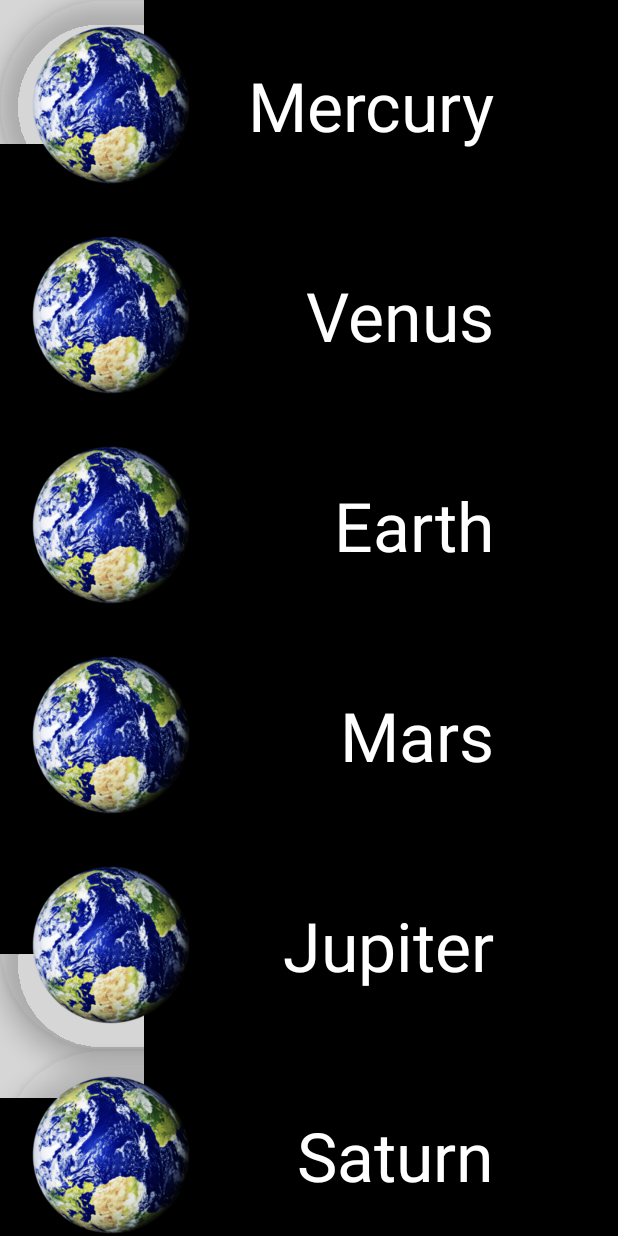
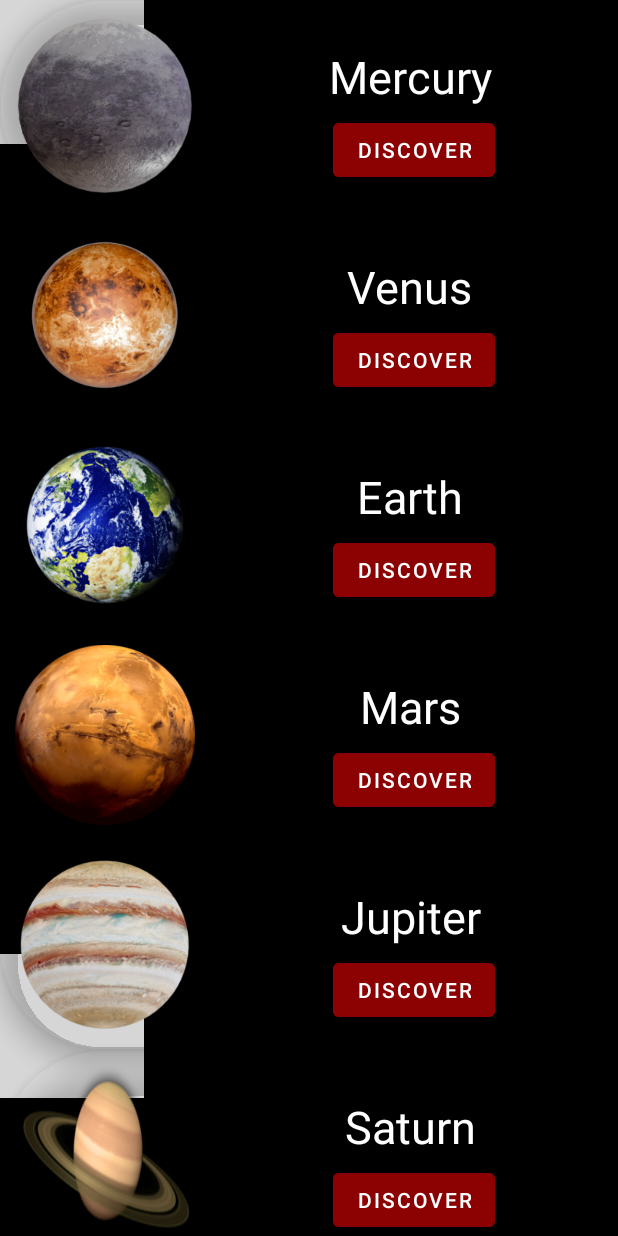
Before and after one commit to francomirko91/My-Solar-System, an Android app: the screen it shows after launch (MainActivity), on a phone screen of 412 x 824 dp. Run offline under Robolectric (Android 15) with nearby library versions, the phone set to English and light mode, and no system bars.

Commit message:
new recyclerview

```diff
--- a/app/src/main/java/com/example/mysolarsystem/MainActivity.kt
+++ b/app/src/main/java/com/example/mysolarsystem/MainActivity.kt
@@ -1,44 +1,35 @@
 package com.example.mysolarsystem
 
+import android.os.Bundle
 import androidx.appcompat.app.AppCompatActivity
-import android.os.Bundle
-import androidx.recyclerview.widget.LinearLayoutManager
-import com.example.mysolarsystem.databinding.ActivityMainBinding
+import androidx.recyclerview.widget.RecyclerView
 
 
 class MainActivity : AppCompatActivity() {
-    private lateinit var binding: ActivityMainBinding
-
-    private var nameList : MutableList<Planets> = mutableListOf()
-    private lateinit var planetsAdaptor : PlanetsAdaptor
-
 
     override fun onCreate(savedInstanceState: Bundle?) {
         super.onCreate(savedInstanceState)
-        binding = ActivityMainBinding.inflate(layoutInflater)
-        setContentView(binding.root)
-        loadData()
-        planetsAdaptor = PlanetsAdaptor(nameList)
-        binding.apply {
-            rvPlanets.apply {
-                layoutManager = LinearLayoutManager(this@MainActivity)
-                adapter=planetsAdaptor
+        setContentView(R.layout.activity_main)
 
-            }
-        }
+        val planetsList = getPlanetsList()
+        val planetsAdaptor = PlanetsAdaptor(planetsList)
+        val recyclerView = findViewById<RecyclerView>(R.id.recyclerView)
+        recyclerView.adapter = planetsAdaptor
 
     }
 
+        private fun getPlanetsList(): ArrayList<Planets> {
+            return ArrayList<Planets>().apply {
 
-    fun loadData(){
-        nameList.add(Planets(R.drawable.mercurio, "Mercury"))
-        nameList.add(Planets(R.drawable.venere, "Venus"))
-        nameList.add(Planets(R.drawable.terra, "Earth"))
-        nameList.add(Planets(R.drawable.marte, "Mars"))
-        nameList.add(Planets(R.drawable.giove, "Jupiter"))
-        nameList.add(Planets(R.drawable.saturno, "Saturn"))
-        nameList.add(Planets(R.drawable.urano, "Uran"))
-        nameList.add(Planets(R.drawable.nettuno, "Neptun"))
-        nameList.add(Planets(R.drawable.pluto, "Pluton"))
+                add(Planets(image = R.drawable.mercurio, name = "Mercury", button = "Discover"))
+                add(Planets(image = R.drawable.venere, name = "Venus",button = "Discover"))
+                add(Planets(image = R.drawable.terra, name = "Earth",button = "Discover"))
+                add(Planets(image = R.drawable.marte, name = "Mars",button = "Discover"))
+                add(Planets(image = R.drawable.giove, name = "Jupiter",button = "Discover"))
+                add(Planets(image = R.drawable.saturno, name = "Saturn",button = "Discover"))
+                add(Planets(image = R.drawable.urano, name = "Uran",button = "Discover"))
+                add(Planets(image = R.drawable.nettuno, name = "Neptune",button = "Discover"))
+                add(Planets(image = R.drawable.pluto, name = "Pluto",button = "Discover"))
+            }
+        }
     }
-}
--- a/app/src/main/java/com/example/mysolarsystem/Planets.kt
+++ b/app/src/main/java/com/example/mysolarsystem/Planets.kt
@@ -2,4 +2,6 @@ package com.example.mysolarsystem
 
 data class Planets(
     var image: Int,
-    val name: String)
+    val name: String,
+    val button: String
+)
--- a/app/src/main/java/com/example/mysolarsystem/PlanetsAdaptor.kt
+++ b/app/src/main/java/com/example/mysolarsystem/PlanetsAdaptor.kt
@@ -1,38 +1,48 @@
 package com.example.mysolarsystem
 
 import android.view.LayoutInflater
+import android.view.View
 import android.view.ViewGroup
+import android.widget.Button
+import android.widget.ImageView
+import android.widget.TextView
+import android.widget.Toast
 import androidx.recyclerview.widget.RecyclerView
-import com.example.mysolarsystem.databinding.RecycleViewRowBinding
 
-class PlanetsAdaptor(private val items : MutableList<Planets>):
-    RecyclerView.Adapter<PlanetsAdaptor.ViewHolder>() {
+class PlanetsAdaptor(private val data: ArrayList<Planets>) :
+    RecyclerView.Adapter<PlanetsAdaptor.PlanetsViewHolder>() {
 
-    private lateinit var binding: RecycleViewRowBinding
 
-    override fun onCreateViewHolder(parent: ViewGroup, viewType: Int): PlanetsAdaptor.ViewHolder {
-        val inflater = LayoutInflater.from(parent.context)
-        binding= RecycleViewRowBinding.inflate(inflater,parent,false)
-        return ViewHolder(binding)
+    override fun onCreateViewHolder(parent: ViewGroup, viewType: Int): PlanetsViewHolder {
+        return PlanetsViewHolder(parent)
+    }
+
+    override fun onBindViewHolder(holder: PlanetsAdaptor.PlanetsViewHolder, position: Int) {
+        holder.onBind(data[position])
+    }
+
+    override fun getItemCount(): Int {
+        return data.size
+    }
+
+
+    inner class PlanetsViewHolder(parent: ViewGroup) : RecyclerView.ViewHolder(
+        LayoutInflater.from(parent.context).inflate(R.layout.recycle_view_row, parent, false)
+    ) {
+
+        private val image: ImageView = itemView.findViewById(R.id.iv_planet)
+        private val name: TextView = itemView.findViewById(R.id.tv_planet)
+        private val button : Button = itemView.findViewById(R.id.button)
+
+        fun onBind(planets: Planets) {
+
+            image.setImageResource(planets.image)
+            name.text = planets.name
+            button.setOnClickListener {
+                Toast.makeText(it.context,"clicked",Toast.LENGTH_LONG).show()
+            }
+
+        }
 
     }
-
-    override fun onBindViewHolder(holder: PlanetsAdaptor.ViewHolder, position: Int) {
-        holder.bind(items[position])
-    }
-
-    override fun getItemCount() = items.size
-
-
-    inner class ViewHolder (itemView : RecycleViewRowBinding) : RecyclerView.ViewHolder(itemView.root){
-        fun bind (item : Planets){
-            binding.apply {
-                tvMercury.text = item.name.toString()
-                ivPlanet.setImageResource(R.drawable.terra)
-            }
-
-
-
-        }
-    }
 }
--- a/app/src/main/res/layout/activity_main.xml
+++ b/app/src/main/res/layout/activity_main.xml
@@ -32,9 +32,10 @@
         app:srcCompat="@drawable/stars" />
 
     <androidx.recyclerview.widget.RecyclerView
-        android:id="@+id/rvPlanets"
+        android:id="@+id/recyclerView"
         android:layout_width="match_parent"
         android:layout_height="match_parent"
+        app:layoutManager="androidx.recyclerview.widget.LinearLayoutManager"
         app:layout_constraintBottom_toBottomOf="parent"
         app:layout_constraintEnd_toEndOf="parent"
         app:layout_constraintHorizontal_bias="1.0"
--- a/app/src/main/res/layout/recycle_view_row.xml
+++ b/app/src/main/res/layout/recycle_view_row.xml
@@ -1,8 +1,8 @@
 <?xml version="1.0" encoding="utf-8"?>
-<androidx.cardview.widget.CardView xmlns:android="http://schemas.android.com/apk/res/android"
+<com.google.android.material.card.MaterialCardView xmlns:android="http://schemas.android.com/apk/res/android"
         xmlns:app="http://schemas.android.com/apk/res-auto"
         xmlns:tools="http://schemas.android.com/tools"
-        android:layout_width="409dp"
+        android:layout_width="match_parent"
         android:layout_height="wrap_content"
         app:cardBackgroundColor="#00000000"
         app:cardCornerRadius="150sp"
@@ -22,31 +22,41 @@
             android:id="@+id/iv_planet"
             android:layout_width="140dp"
             android:layout_height="140dp"
-            android:layout_marginStart="4dp"
             android:padding="10dp"
             android:scaleType="fitXY"
             app:layout_constraintBottom_toBottomOf="parent"
             app:layout_constraintStart_toStartOf="parent"
             app:layout_constraintTop_toTopOf="parent"
             app:layout_constraintVertical_bias="1.0"
-            app:srcCompat="@drawable/mercurio" />
+            tools:src="@drawable/mercurio" />
 
         <TextView
-            android:id="@+id/tv_mercury"
+            android:id="@+id/tv_planet"
             android:layout_width="wrap_content"
             android:layout_height="wrap_content"
-            android:text="@string/mercury"
-            android:layout_marginEnd="40dp"
             android:textColor="@color/white"
-            android:textSize="45sp"
-            android:paddingRight="40dp"
+            android:textSize="30sp"
             app:layout_constraintBottom_toBottomOf="parent"
             app:layout_constraintEnd_toEndOf="parent"
-            app:layout_constraintHorizontal_bias="1.0"
+            app:layout_constraintHorizontal_bias="0.487"
             app:layout_constraintStart_toEndOf="@+id/iv_planet"
-            app:layout_constraintStart_toStartOf="parent"
             app:layout_constraintTop_toTopOf="parent"
-            app:layout_constraintVertical_bias="0.5" />
+            app:layout_constraintVertical_bias="0.31"
+            tools:text="@string/mercury" />
+
+        <Button
+            android:id="@+id/button"
+            android:layout_width="wrap_content"
+            android:layout_height="48dp"
+            app:layout_constraintBottom_toBottomOf="parent"
+            app:layout_constraintEnd_toEndOf="parent"
+            android:text="Discover"
+            style="@style/ShapeAppearance.Material3.Corner.None"
+            android:textColor="@color/white"
+            android:backgroundTint="@color/bg1"
+            app:layout_constraintStart_toEndOf="@+id/iv_planet"
+            app:layout_constraintTop_toBottomOf="@+id/tv_planet"
+            app:layout_constraintVertical_bias="0.228" />
 
     </androidx.constraintlayout.widget.ConstraintLayout>
-    </androidx.cardview.widget.CardView>
+    </com.google.android.material.card.MaterialCardView>
```
